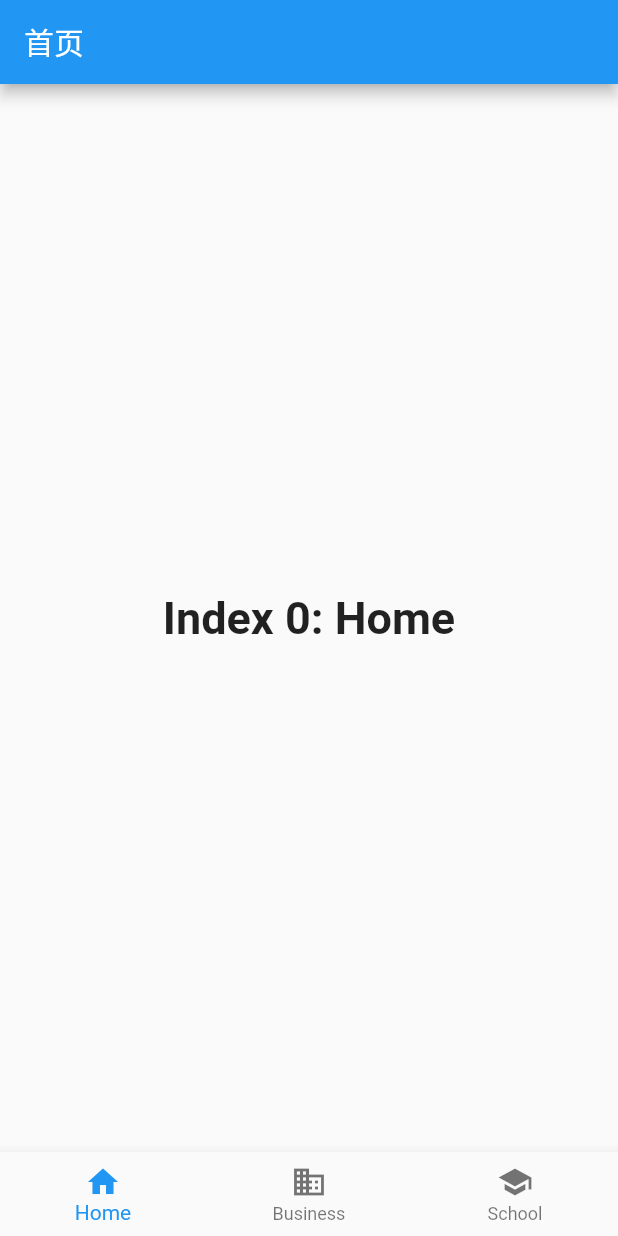
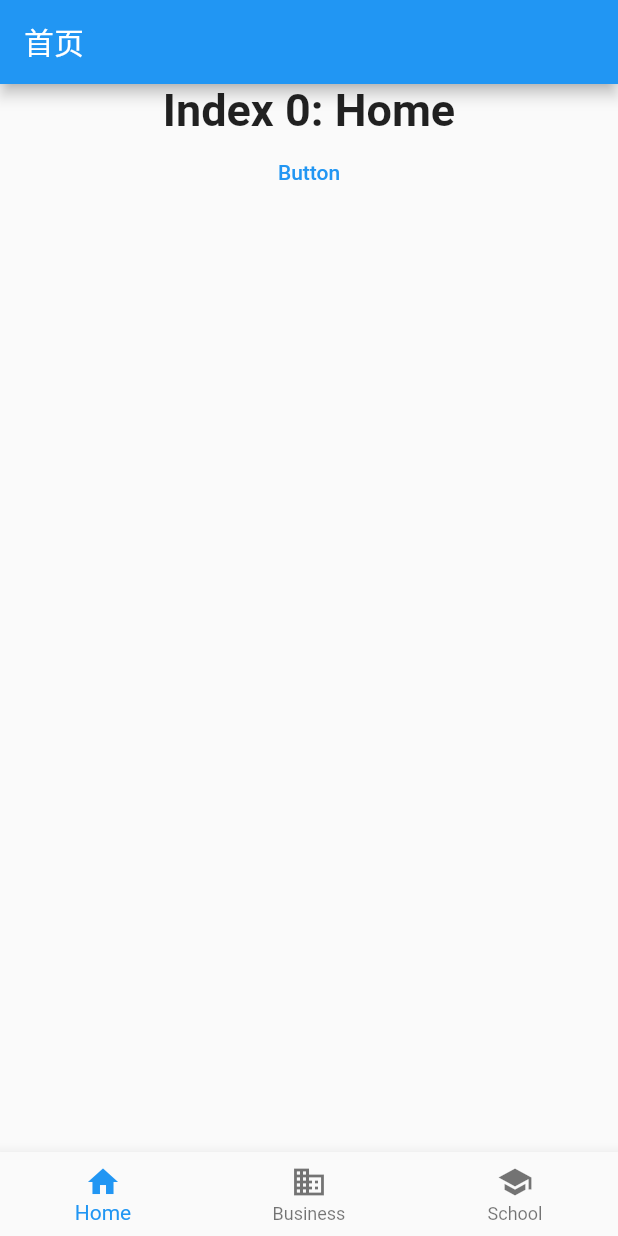
Before and after one commit to Braindie/BJFlutterDemo, a Flutter app: the screen it shows after launch, on a phone screen of 412 x 824 dp. Run offline on Flutter 3.47's test engine with Material 2 defaults, Android fonts, the phone set to English and light mode, and no system bars.

```diff
--- a/flutter_demo/lib/main.dart
+++ b/flutter_demo/lib/main.dart
@@ -1,5 +1,5 @@
 import 'package:flutter/material.dart';
-// import 'package:english_words/english_words.dart';
+import 'BJMainList.dart';
 
 void main() => runApp(new MyApp());
 
@@ -9,20 +9,19 @@ class MyApp extends StatelessWidget {
     // final wordPair = new WordPair.random();
     return new MaterialApp(
       title: 'Welcome to Flutter',
-      home: new MyScaffold(),
-      // home: new Scaffold(
-      //   appBar: new AppBar(
-      //     title: new Text('Welcome to Flutter'),
-      //   ),
-      //   body: new Center(
-      //     child: new Text('World'),
-      //   ),
-      // ),
+      home: new MyStatefulWidget(),
     );
   }
 }
 
-class MyScaffold extends StatelessWidget {
+
+
+class MyStatefulWidget extends StatefulWidget {
+  @override
+  State<StatefulWidget> createState() => _MyStatefulWidgetState();
+}
+
+class _MyStatefulWidgetState extends State<MyStatefulWidget> {
 
   int _selectedIndex = 0;
   static const TextStyle optionStyle = TextStyle(fontSize: 30, fontWeight: FontWeight.bold);
@@ -42,6 +41,14 @@ class MyScaffold extends StatelessWidget {
   ];
 
 
+  void _onItemTapped(int index) {
+    print(index);
+    print(_selectedIndex);
+    // 当我需要更新 State 的视图时，需要手动调用这个函数，它会触发 build() 。
+    setState(() {
+      _selectedIndex = index;
+    });
+  }
 
   @override
   Widget build(BuildContext context) {
@@ -51,8 +58,23 @@ class MyScaffold extends StatelessWidget {
           '首页'
         ),
       ),
-      body: Center(
-        child: _widgetOptions.elementAt(_selectedIndex),
+      body: new Center(
+        child: new Column(
+          children: <Widget>[
+            _widgetOptions.elementAt(_selectedIndex),
+            FlatButton(
+              child: Text("Button"),
+              textColor: Colors.blue,
+              onPressed: () {
+                Navigator.push( context,
+                 new MaterialPageRoute(builder: (context) {
+                   return new NewRoute();
+                 })
+                );
+              },
+            )
+          ],
+        )
       ),
       bottomNavigationBar: BottomNavigationBar(
         items: const <BottomNavigationBarItem>[
@@ -74,12 +96,4 @@ class MyScaffold extends StatelessWidget {
       ),
     );
   }
-
-  void _onItemTapped(int index) {
-    print(index);
-    print(_selectedIndex);
-    // setState(() {
-    //   _selectedIndex = index;
-    // });
-  }
 }
```
Also changed, not shown: flutter_demo/lib/BJMainList.dart (added, +65 -0 lines), 1 other file.
